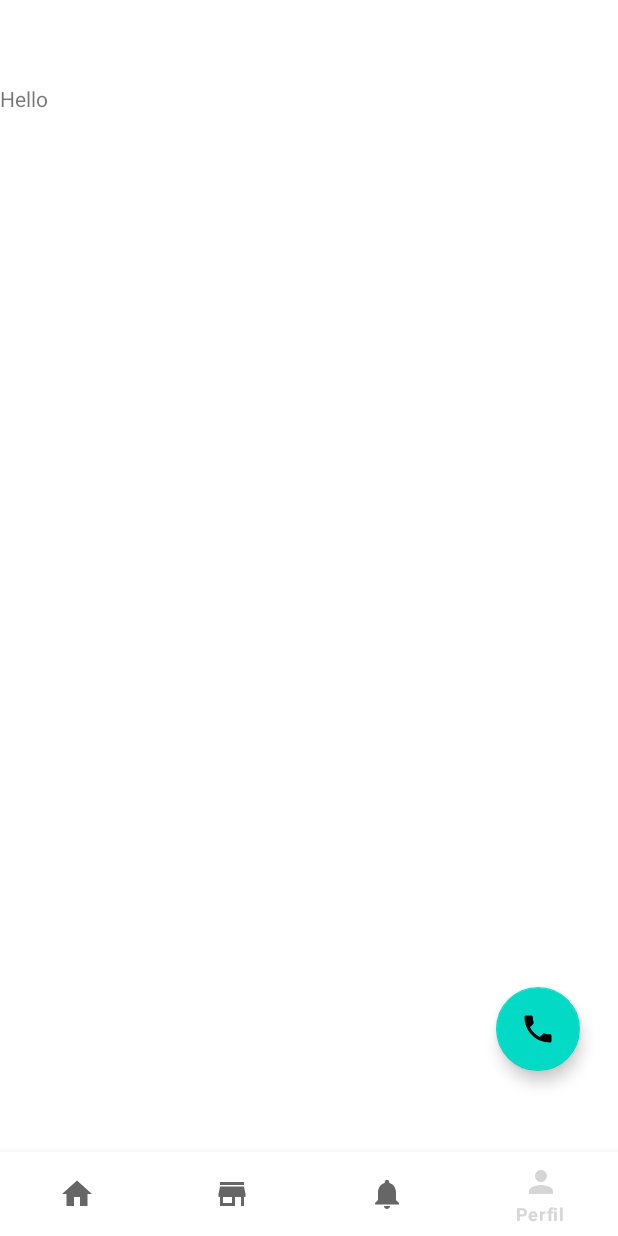
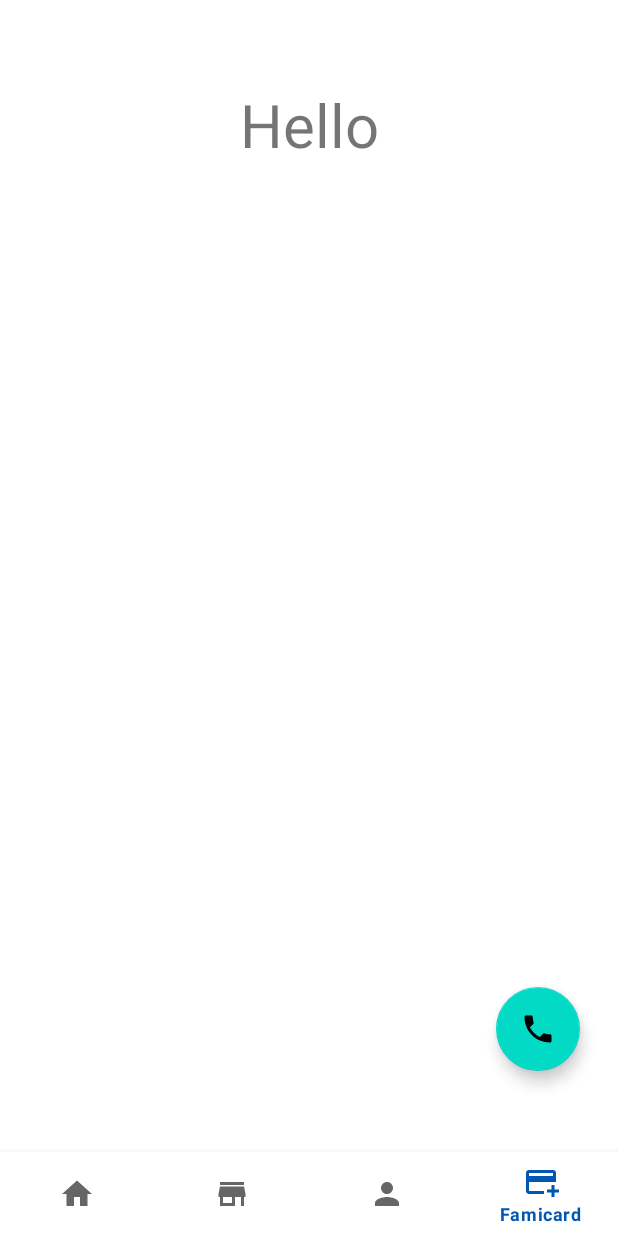
Before and after one commit to LuisLlancari/appFamiSalud, an Android app: the screen it shows after launch (MainActivity), item 4 of the bottom bar chosen, on a phone screen of 412 x 824 dp. Run offline under Robolectric (Android 15) with nearby library versions, the phone set to English and light mode, and no system bars; our stand-ins replace navigation-ui; libraries missing offline, so code that uses them is left out: com.denzcoskun.imageslider; 3 statements that could not run were skipped.

Commit message:
agregando un nuevo elemento al toolbar

```diff
--- /dev/null
+++ b/app/src/main/java/com/famisalud/famisalud/ui/Famicard/FamicardFragment.java
@@ -0,0 +1,38 @@
+package com.famisalud.famisalud.ui.Famicard;
+
+import androidx.lifecycle.ViewModelProvider;
+
+import android.os.Bundle;
+
+import androidx.annotation.NonNull;
+import androidx.annotation.Nullable;
+import androidx.fragment.app.Fragment;
+
+import android.view.LayoutInflater;
+import android.view.View;
+import android.view.ViewGroup;
+
+import com.famisalud.famisalud.R;
+
+public class FamicardFragment extends Fragment {
+
+    private FamicardViewModel mViewModel;
+
+    public static FamicardFragment newInstance() {
+        return new FamicardFragment();
+    }
+
+    @Override
+    public View onCreateView(@NonNull LayoutInflater inflater, @Nullable ViewGroup container,
+                             @Nullable Bundle savedInstanceState) {
+        return inflater.inflate(R.layout.fragment_famicard, container, false);
+    }
+
+    @Override
+    public void onActivityCreated(@Nullable Bundle savedInstanceState) {
+        super.onActivityCreated(savedInstanceState);
+        mViewModel = new ViewModelProvider(this).get(FamicardViewModel.class);
+        // TODO: Use the ViewModel
+    }
+
+}
--- /dev/null
+++ b/app/src/main/java/com/famisalud/famisalud/ui/Famicard/FamicardViewModel.java
@@ -0,0 +1,7 @@
+package com.famisalud.famisalud.ui.Famicard;
+
+import androidx.lifecycle.ViewModel;
+
+public class FamicardViewModel extends ViewModel {
+    // TODO: Implement the ViewModel
+}
--- /dev/null
+++ b/app/src/main/res/drawable/baseline_add_card_24.xml
@@ -0,0 +1,5 @@
+<vector android:height="24dp" android:tint="#000000"
+    android:viewportHeight="24" android:viewportWidth="24"
+    android:width="24dp" xmlns:android="http://schemas.android.com/apk/res/android">
+    <path android:fillColor="@android:color/white" android:pathData="M20,4H4C2.89,4 2.01,4.89 2.01,6L2,18c0,1.11 0.89,2 2,2h10v-2H4v-6h18V6C22,4.89 21.11,4 20,4zM20,8H4V6h16V8zM24,17v2h-3v3h-2v-3h-3v-2h3v-3h2v3H24z"/>
+</vector>
--- /dev/null
+++ b/app/src/main/res/layout/fragment_famicard.xml
@@ -0,0 +1,18 @@
+<?xml version="1.0" encoding="utf-8"?>
+<LinearLayout xmlns:android="http://schemas.android.com/apk/res/android"
+    xmlns:tools="http://schemas.android.com/tools"
+    android:layout_width="match_parent"
+    android:layout_height="match_parent"
+    tools:context=".ui.Famicard.FamicardFragment"
+    android:layout_gravity="center"
+    android:orientation="vertical"
+    >
+
+    <TextView
+        android:layout_width="match_parent"
+        android:layout_height="wrap_content"
+        android:textAlignment="center"
+        android:textSize="40dp"
+        android:text="Hello" />
+
+</LinearLayout>
--- a/app/src/main/res/menu/bottom_nav_menu.xml
+++ b/app/src/main/res/menu/bottom_nav_menu.xml
@@ -1,5 +1,11 @@
 <?xml version="1.0" encoding="utf-8"?>
 <menu xmlns:android="http://schemas.android.com/apk/res/android">
+
+
+    <!-- <item
+        android:id="@+id/navigation_notifications"
+        android:icon="@drawable/ic_notifications_black_24dp"
+        android:title="@string/notificacion" /> -->
 
     <item
         android:id="@+id/navigation_home"
@@ -15,14 +21,16 @@
         android:id="@+id/navigation_drugstore"
         android:icon="@drawable/baseline_store_24"
         android:title="@string/farmacia" />
-    <item
-        android:id="@+id/navigation_notifications"
-        android:icon="@drawable/ic_notifications_black_24dp"
-        android:title="@string/notificacion" />
 
     <item
         android:id="@+id/navigation_profile"
         android:icon="@drawable/baseline_person_24"
         android:title="@string/perfil" />
 
+    <item
+        android:id="@+id/navigation_famicard"
+        android:icon="@drawable/baseline_add_card_24"
+        android:title="@string/famicard"
+        />
+
 </menu>
--- a/app/src/main/res/navigation/mobile_navigation.xml
+++ b/app/src/main/res/navigation/mobile_navigation.xml
@@ -34,4 +34,11 @@
         android:name="com.famisalud.famisalud.ui.drugstore.DrugstoreFragment"
         android:label="@string/farmacia"
         tools:layout="@layout/fragment_drugstore" />
+
+    <fragment
+        android:id="@+id/navigation_famicard"
+        android:name="com.famisalud.famisalud.ui.Famicard.FamicardFragment"
+        android:label="@string/famicard"
+        tools:layout="@layout/fragment_famicard"
+        />
 </navigation>
--- a/app/src/main/res/values/colors.xml
+++ b/app/src/main/res/values/colors.xml
@@ -7,4 +7,15 @@
     <color name="teal_700">#FF018786</color>
     <color name="black">#FF000000</color>
     <color name="white">#FFFFFFFF</color>
+
+    <!-- COLORES DE FAMISALUD-->
+    <color name="azul_famisalud_primario">#0056B4</color>
+    <color name="amarillo_famisalud_primario">#F6C500</color>
+
+    <color name="color_famisalud_secundario_1">#0071CE</color>
+    <color name="color_famisalud_secundario_2">#548CBE</color>
+
+    <color name="color_fondo">#E5E8EF</color>
+    <color name="verdeWhatsapp">#075E54</color>
+
 </resources>
--- a/app/src/main/res/values/strings.xml
+++ b/app/src/main/res/values/strings.xml
@@ -9,4 +9,5 @@
     <string name="inicio">Inicio</string>
     <string name="perfil">Perfil</string>
     <string name="farmacia">Farmacia</string>
+    <string name="famicard">Famicard</string>
 </resources>
```
